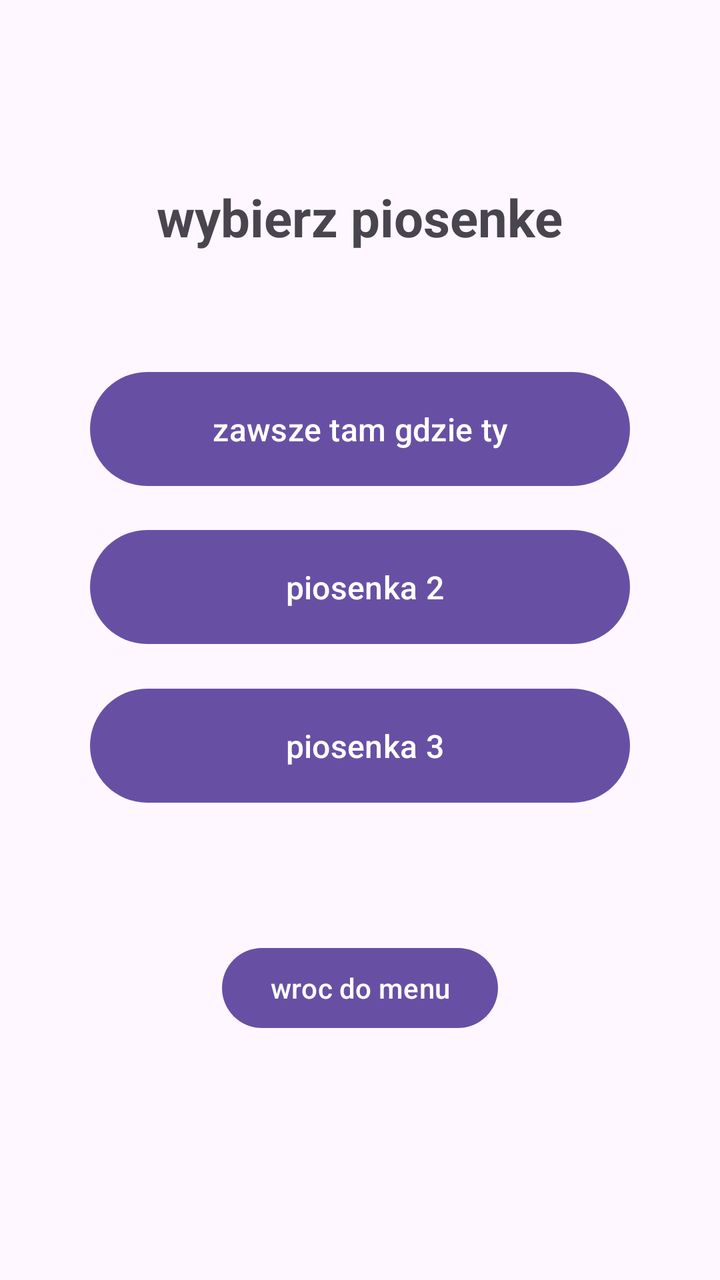
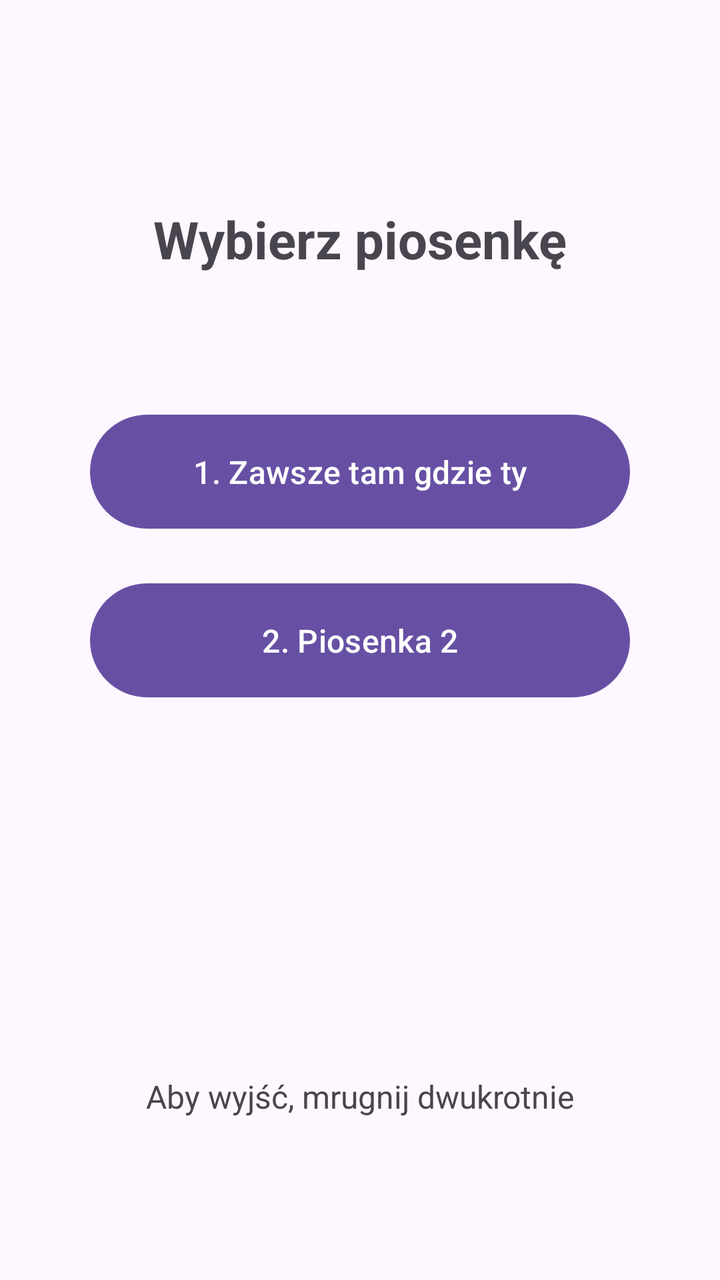

Two renders of the same Android screen: before a commit and after it. Below are the layout's source before the change and the commit's diff.
<!-- AndroidManifest.xml: application theme Theme.MyApplication -->
<!-- res/layout/activity_song.xml -->
<?xml version="1.0" encoding="utf-8"?>
<androidx.constraintlayout.widget.ConstraintLayout xmlns:android="http://schemas.android.com/apk/res/android"
    xmlns:app="http://schemas.android.com/apk/res-auto"
    android:layout_width="match_parent"
    android:layout_height="match_parent"
    android:padding="24dp">

    <TextView
        android:id="@+id/songListTitle"
        android:layout_width="wrap_content"
        android:layout_height="wrap_content"
        android:text="wybierz piosenke"
        android:textSize="26sp"
        android:textStyle="bold"
        app:layout_constraintBottom_toBottomOf="parent"
        app:layout_constraintEnd_toEndOf="parent"
        app:layout_constraintStart_toStartOf="parent"
        app:layout_constraintTop_toTopOf="parent"
        app:layout_constraintVertical_bias="0.12" />

    <Button
        android:id="@+id/song1Btn"
        android:layout_width="270dp"
        android:layout_height="65dp"
        android:text="zawsze tam gdzie ty"
        android:textSize="16sp"
        app:layout_constraintBottom_toBottomOf="parent"
        app:layout_constraintEnd_toEndOf="parent"
        app:layout_constraintStart_toStartOf="parent"
        app:layout_constraintTop_toTopOf="parent"
        app:layout_constraintVertical_bias="0.30" />

    <Button
        android:id="@+id/song2Btn"
        android:layout_width="270dp"
        android:layout_height="65dp"
        android:text=" piosenka 2"
        android:textSize="16sp"
        app:layout_constraintBottom_toBottomOf="parent"
        app:layout_constraintEnd_toEndOf="parent"
        app:layout_constraintStart_toStartOf="parent"
        app:layout_constraintTop_toTopOf="parent"
        app:layout_constraintVertical_bias="0.45" />

    <Button
        android:id="@+id/song3Btn"
        android:layout_width="270dp"
        android:layout_height="65dp"
        android:text=" piosenka 3"
        android:textSize="16sp"
        app:layout_constraintBottom_toBottomOf="parent"
        app:layout_constraintEnd_toEndOf="parent"
        app:layout_constraintStart_toStartOf="parent"
        app:layout_constraintTop_toTopOf="parent"
        app:layout_constraintVertical_bias="0.60" />

    <Button
        android:id="@+id/backBtn"
        android:layout_width="wrap_content"
        android:layout_height="wrap_content"
        android:text="wroc do menu"
        app:layout_constraintBottom_toBottomOf="parent"
        app:layout_constraintEnd_toEndOf="parent"
        app:layout_constraintStart_toStartOf="parent"
        app:layout_constraintTop_toTopOf="parent"
        app:layout_constraintVertical_bias="0.82" />

</androidx.constraintlayout.widget.ConstraintLayout>
<!-- resources referenced by this layout -->
<resources>
  <style name="Theme.MyApplication" parent="Base.Theme.MyApplication" />
  <style name="Base.Theme.MyApplication" parent="Theme.Material3.DayNight.NoActionBar">
          
          
      </style>
</resources>

<!-- the commit's change to res/layout/activity_song.xml (unified diff, before → after) -->
@@ -9,60 +9,50 @@
         android:id="@+id/songListTitle"
         android:layout_width="wrap_content"
         android:layout_height="wrap_content"
-        android:text="wybierz piosenke"
+        android:text="Wybierz piosenkę"
         android:textSize="26sp"
         android:textStyle="bold"
         app:layout_constraintBottom_toBottomOf="parent"
         app:layout_constraintEnd_toEndOf="parent"
         app:layout_constraintStart_toStartOf="parent"
         app:layout_constraintTop_toTopOf="parent"
-        app:layout_constraintVertical_bias="0.12" />
+        app:layout_constraintVertical_bias="0.14" />
 
     <Button
         android:id="@+id/song1Btn"
         android:layout_width="270dp"
         android:layout_height="65dp"
-        android:text="zawsze tam gdzie ty"
+        android:text="1. Zawsze tam gdzie ty"
         android:textSize="16sp"
         app:layout_constraintBottom_toBottomOf="parent"
         app:layout_constraintEnd_toEndOf="parent"
         app:layout_constraintStart_toStartOf="parent"
         app:layout_constraintTop_toTopOf="parent"
-        app:layout_constraintVertical_bias="0.30" />
+        app:layout_constraintVertical_bias="0.34" />
 
     <Button
         android:id="@+id/song2Btn"
         android:layout_width="270dp"
         android:layout_height="65dp"
-        android:text=" piosenka 2"
+        android:text="2. Piosenka 2"
         android:textSize="16sp"
         app:layout_constraintBottom_toBottomOf="parent"
         app:layout_constraintEnd_toEndOf="parent"
         app:layout_constraintStart_toStartOf="parent"
         app:layout_constraintTop_toTopOf="parent"
-        app:layout_constraintVertical_bias="0.45" />
+        app:layout_constraintVertical_bias="0.50" />
 
-    <Button
-        android:id="@+id/song3Btn"
-        android:layout_width="270dp"
-        android:layout_height="65dp"
-        android:text=" piosenka 3"
+    <TextView
+        android:id="@+id/exitHintText"
+        android:layout_width="wrap_content"
+        android:layout_height="wrap_content"
+        android:gravity="center"
+        android:text="Aby wyjść, mrugnij dwukrotnie"
         android:textSize="16sp"
         app:layout_constraintBottom_toBottomOf="parent"
         app:layout_constraintEnd_toEndOf="parent"
         app:layout_constraintStart_toStartOf="parent"
         app:layout_constraintTop_toTopOf="parent"
-        app:layout_constraintVertical_bias="0.60" />
-
-    <Button
-        android:id="@+id/backBtn"
-        android:layout_width="wrap_content"
-        android:layout_height="wrap_content"
-        android:text="wroc do menu"
-        app:layout_constraintBottom_toBottomOf="parent"
-        app:layout_constraintEnd_toEndOf="parent"
-        app:layout_constraintStart_toStartOf="parent"
-        app:layout_constraintTop_toTopOf="parent"
-        app:layout_constraintVertical_bias="0.82" />
+        app:layout_constraintVertical_bias="0.90" />
 
 </androidx.constraintlayout.widget.ConstraintLayout>
